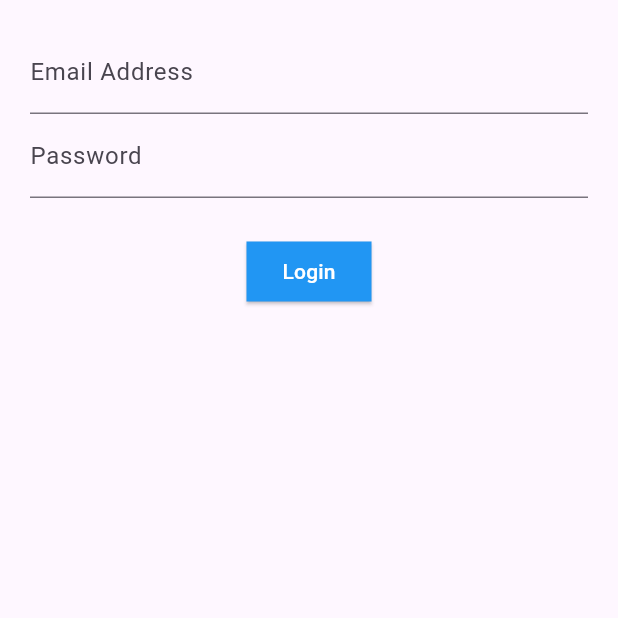
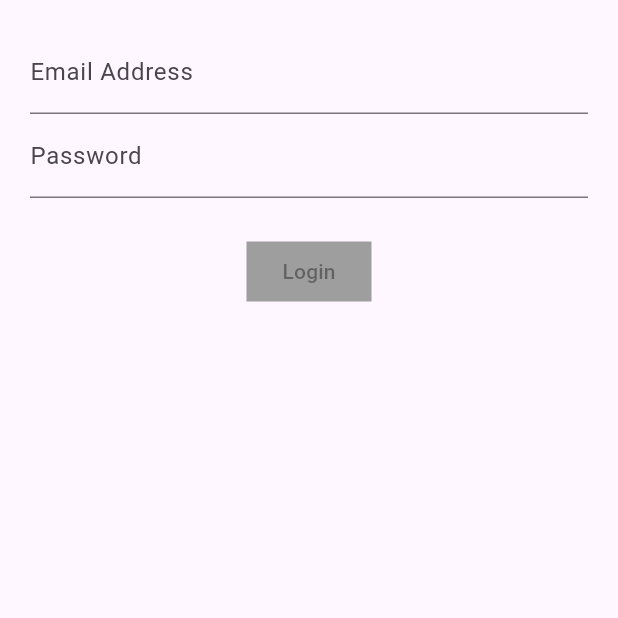
Before and after one commit to hannanjamaludin/login_bloc, a Flutter app: the screen it shows after launch, on a phone screen of 412 x 824 dp, the top half of it. Run offline on Flutter 3.47's test engine with Material 3 defaults, Android fonts, the phone set to English and light mode, and no system bars; our stand-ins replace rxdart.

Commit message:
applying bloc in login function

```diff
--- a/lib/blocs/bloc.dart
+++ b/lib/blocs/bloc.dart
@@ -1,19 +1,27 @@
 import 'dart:async';
 
 import 'package:login_bloc/blocs/validators.dart';
+import 'package:rxdart/rxdart.dart';
 
 // implement mixin class
 class Bloc with Validators {
-  final _email = StreamController<String>();
-  final _password = StreamController<String>();
+  final _email = StreamController<
+      String>.broadcast(); // declare broadcast, so that stream can be listened more than once
+  final _password = StreamController<String>.broadcast();
 
   // Add data to stream
   Stream<String> get email => _email.stream.transform(validateEmail);
   Stream<String> get password => _password.stream.transform(validatePassword);
+  Stream<bool> get submitValid =>
+      Rx.combineLatest2(email, password, (e, p) => true);
 
   // Change data
   Function(String) get changeEmail => _email.sink.add;
   Function(String) get changePassword => _password.sink.add;
+
+  submit(){
+
+  }
 
   dispose() {
     _email.close();
@@ -21,5 +29,5 @@ class Bloc with Validators {
   }
 }
 
-// declare an instance of bloc so that the entire system will share the same bloc instance, thus share the same data across the app (only for small app)
-final bloc = Bloc();
+// // declare an instance of bloc so that the entire system will share the same bloc instance, thus share the same data across the app (only for small app)
+// final bloc = Bloc();
--- /dev/null
+++ b/lib/blocs/provider.dart
@@ -0,0 +1,16 @@
+import 'package:flutter/material.dart';
+import 'package:login_bloc/blocs/bloc.dart';
+
+class Provider extends InheritedWidget {
+  final bloc = Bloc();
+
+  // constructor to take child argument and pass it to the super class (inheritedWidget)
+  Provider({Key? key, required Widget child}) : super(key: key, child: child);
+
+  bool updateShouldNotify(_) => true;
+
+  // function for children widgets to access the bloc property from parent widget. This function will find the widget that have a bloc property in it and return it to the requested child widget
+  static Bloc of(BuildContext context) {
+    return context.dependOnInheritedWidgetOfExactType<Provider>()!.bloc;
+  }
+}
--- a/lib/main.dart
+++ b/lib/main.dart
@@ -1,4 +1,5 @@
 import 'package:flutter/material.dart';
+import 'package:login_bloc/blocs/provider.dart';
 import 'package:login_bloc/screens/login_screen.dart';
 
 void main() {
@@ -10,10 +11,12 @@ class App extends StatelessWidget {
 
   @override
   Widget build(BuildContext context) {
-    return const MaterialApp(
-      title: 'Log Me In',
-      home: Scaffold(
-        body: LoginScreen(),
+    return Provider(
+      child: const MaterialApp(
+        title: 'Log Me In',
+        home: Scaffold(
+          body: LoginScreen(),
+        ),
       ),
     );
   }
--- a/lib/screens/login_screen.dart
+++ b/lib/screens/login_screen.dart
@@ -1,58 +1,93 @@
 import 'package:flutter/material.dart';
+import 'package:login_bloc/blocs/bloc.dart';
+import 'package:login_bloc/blocs/provider.dart';
 
 class LoginScreen extends StatelessWidget {
   const LoginScreen({super.key});
 
   @override
   Widget build(BuildContext context) {
+    final bloc = Provider.of(context);
     return SafeArea(
       child: Container(
         padding: EdgeInsets.all(20.0),
         child: Column(
           children: [
-            emailField(),
-            passwordField(),
+            emailField(bloc),
+            passwordField(bloc),
             const SizedBox(
               height: 25.0,
             ),
-            submitButton(),
+            submitButton(bloc),
           ],
         ),
       ),
     );
   }
 
-  Widget emailField() {
-    return const TextField(
+  Widget emailField(Bloc bloc) {
+    return StreamBuilder<Object>(
+        stream: bloc.email,
+        builder: (context, snapshot) {
+          return TextField(
             keyboardType: TextInputType.emailAddress,
             decoration: InputDecoration(
               hintText: 'you@example.com',
               labelText: 'Email Address',
+              errorText: snapshot.error?.toString(),
             ),
+            onChanged: bloc.changeEmail,
           );
+        });
   }
 
-  Widget passwordField() {
-    return const TextField(
+  Widget passwordField(Bloc bloc) {
+    return StreamBuilder<Object>(
+        stream: bloc.password,
+        builder: (context, snapshot) {
+          return TextField(
             obscureText: true,
             decoration: InputDecoration(
               hintText: 'Password',
               labelText: 'Password',
+              errorText: snapshot.error?.toString(),
             ),
+            onChanged: bloc.changePassword,
           );
+        });
   }
 
-  Widget submitButton() {
+  Widget submitButton(Bloc bloc) {
+    return StreamBuilder(
+        stream: bloc.submitValid,
+        builder: (context, snapshot) {
           return ElevatedButton(
-      style: const ButtonStyle(
-        backgroundColor: WidgetStatePropertyAll(Colors.blue),
-        foregroundColor: WidgetStatePropertyAll(Colors.white),
-        shape: WidgetStatePropertyAll(
+            style: ButtonStyle(
+              backgroundColor:
+                  WidgetStateProperty.resolveWith<Color?>((states) {
+                if (states.contains(WidgetState.disabled)) {
+                  return Colors.grey; // Disabled background color
+                }
+                return Colors.blue; // Enabled background color
+              }),
+              foregroundColor:
+                  WidgetStateProperty.resolveWith<Color?>((states) {
+                if (states.contains(WidgetState.disabled)) {
+                  return Colors.black38; // Disabled text color
+                }
+                return Colors.white; // Enabled text color
+              }),
+              shape: const WidgetStatePropertyAll(
                 RoundedRectangleBorder(borderRadius: BorderRadius.zero),
               ),
             ),
-      onPressed: () {},
+            onPressed: snapshot.hasData
+                ? () {
+                    print('Hi there!');
+                  }
+                : null,
             child: const Text('Login'),
           );
+        });
   }
 }
--- a/pubspec.yaml
+++ b/pubspec.yaml
@@ -9,6 +9,7 @@ environment:
 dependencies:
   flutter:
     sdk: flutter
+  rxdart: ^0.28.0
 
 dev_dependencies:
   flutter_test:
```
Also changed, not shown: pubspec.lock. Lines whose indentation alone changed are shown as unchanged.
